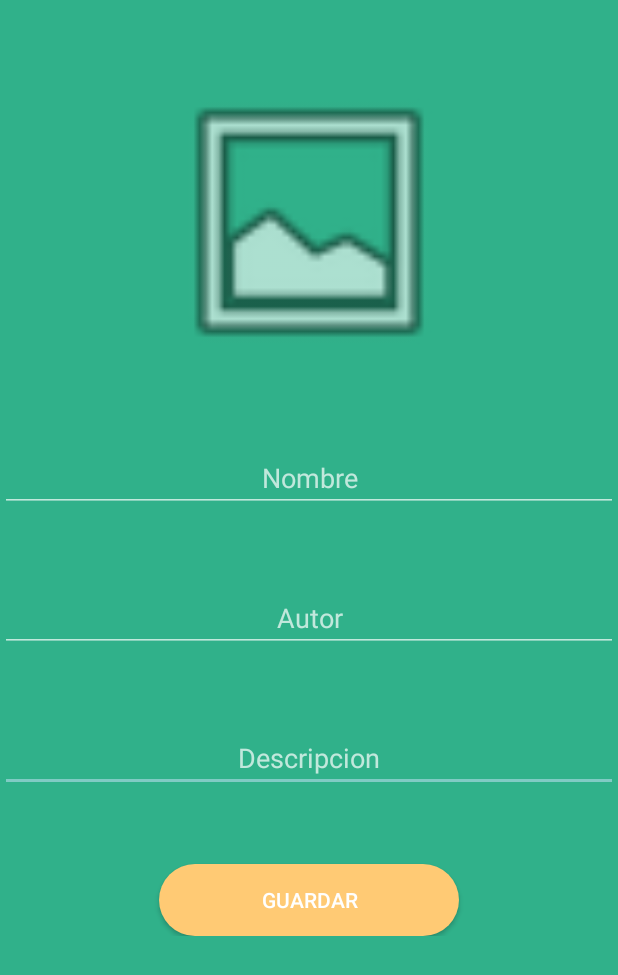
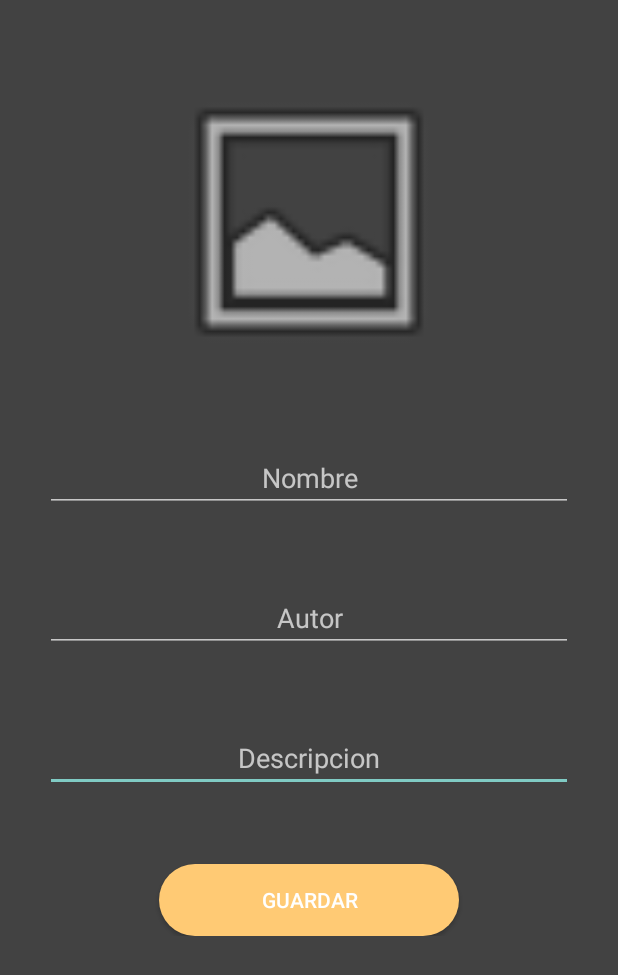
Before and after one commit to AbelardoCD/FirebaseAplicationGalery, an Android app: the form_cargar_nueve_obra screen opened directly, with no data from a screen before it, on a phone screen of 412 x 824 dp. Shown: the top 975 px of the screen. Run offline under Robolectric (Android 15) with nearby library versions, the light colour scheme and no system bars; our stand-ins replace Firebase (no records; nobody signed in at launch, a user with empty details on screens opened directly).

Commit message:
color de fondo modificado

```diff
--- a/app/src/main/res/layout/activity_form_cargar_nueve_obra.xml
+++ b/app/src/main/res/layout/activity_form_cargar_nueve_obra.xml
@@ -4,7 +4,7 @@
     xmlns:tools="http://schemas.android.com/tools"
     android:layout_width="match_parent"
     android:layout_height="match_parent"
-    android:background="@color/colorFondoPrincipal"
+    android:background="@color/colorPrincipal"
     tools:context=".form_cargar_nueve_obra">
 <ScrollView
     android:layout_width="match_parent"
@@ -31,7 +31,9 @@
             android:layout_height="wrap_content"
             android:layout_marginTop="@android:dimen/app_icon_size"
             android:layout_weight="1"
-            android:ems="10"
+            android:layout_marginLeft="30dp"
+            android:layout_marginRight="30dp"
+
             android:gravity="center"
             android:hint="Nombre"
             android:inputType="textPersonName" />
@@ -45,6 +47,8 @@
             android:layout_height="wrap_content"
             android:layout_marginTop="@android:dimen/app_icon_size"
             android:layout_weight="1"
+            android:layout_marginLeft="30dp"
+            android:layout_marginRight="30dp"
 
             android:ems="10"
             android:hint="Autor"
@@ -58,6 +62,9 @@
             android:layout_weight="1"
             style="?android:attr/yesNoPreferenceStyle"
             android:ems="10"
+            android:layout_marginLeft="30dp"
+            android:layout_marginRight="30dp"
+
             android:gravity="center"
             android:hint="Descripcion"
             android:inputType="textMultiLine" />
--- a/app/src/main/res/layout/activity_home.xml
+++ b/app/src/main/res/layout/activity_home.xml
@@ -47,7 +47,10 @@
 
     <LinearLayout
         android:layout_width="match_parent"
-        android:layout_height="match_parent">
+        android:layout_height="match_parent"
+        android:background="@drawable/mocalisaimg_desenfocada"
+        android:visibility="visible">
+
         <ListView
             android:id="@+id/lisVObras"
             android:layout_width="match_parent"
--- a/app/src/main/res/layout/item_obra.xml
+++ b/app/src/main/res/layout/item_obra.xml
@@ -30,6 +30,7 @@
         android:layout_marginStart="43dp"
         android:layout_marginLeft="43dp"
         android:layout_marginTop="36dp"
+        android:textColor="#ffffff"
         android:layout_toEndOf="@+id/imgViewObra"
         android:layout_toRightOf="@+id/imgViewObra"
         android:gravity="center"
@@ -45,6 +46,8 @@
         android:layout_marginStart="43dp"
         android:layout_marginLeft="43dp"
         android:layout_marginTop="10dp"
+        android:textColor="#fffffF"
+
         android:layout_toEndOf="@+id/imgViewObra"
         android:layout_toRightOf="@+id/imgViewObra"
         android:fontFamily="cursive"
--- a/app/src/main/res/layout/menu.xml
+++ b/app/src/main/res/layout/menu.xml
@@ -3,7 +3,7 @@
     xmlns:app="http://schemas.android.com/apk/res-auto"
     xmlns:tools="http://schemas.android.com/tools"
     android:layout_width="match_parent"
-    android:background="@color/colorFondoPrincipal"
+    android:background="@color/colorPrincipal"
     android:orientation="vertical"
     android:layout_height="match_parent"
     tools:context=".MenuActivity">
@@ -21,7 +21,7 @@
             android:id="@+id/btnIrGaleria"
             android:text="Galeria"
             android:textColor="#111"
-            android:layout_marginTop="@android:dimen/thumbnail_width"
+            android:layout_marginTop="@android:dimen/app_icon_size"
             android:background="@drawable/btnacceder"
             android:layout_width="match_parent"
             android:layout_height="wrap_content"/>
```
Also changed, not shown: app/src/main/res/drawable/fondonocheestrellada.jpg (added), app/src/main/res/drawable/mocalisaimg_desenfocada.png (added).
